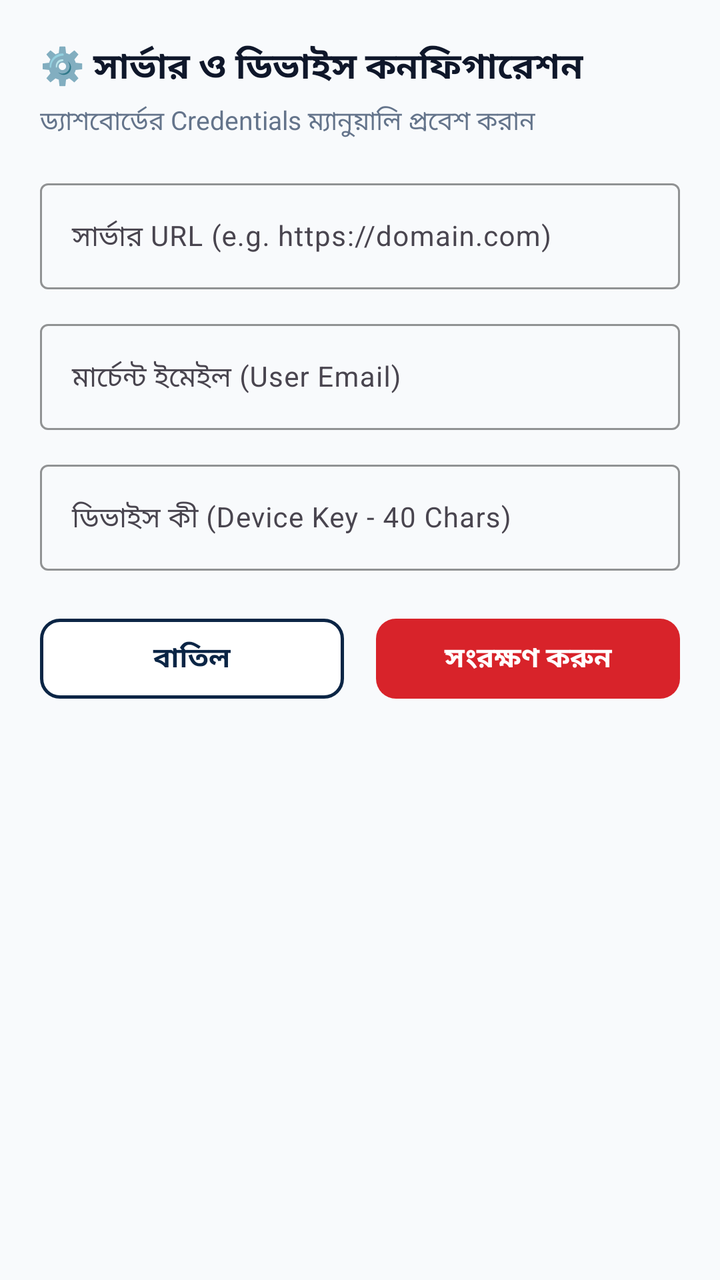
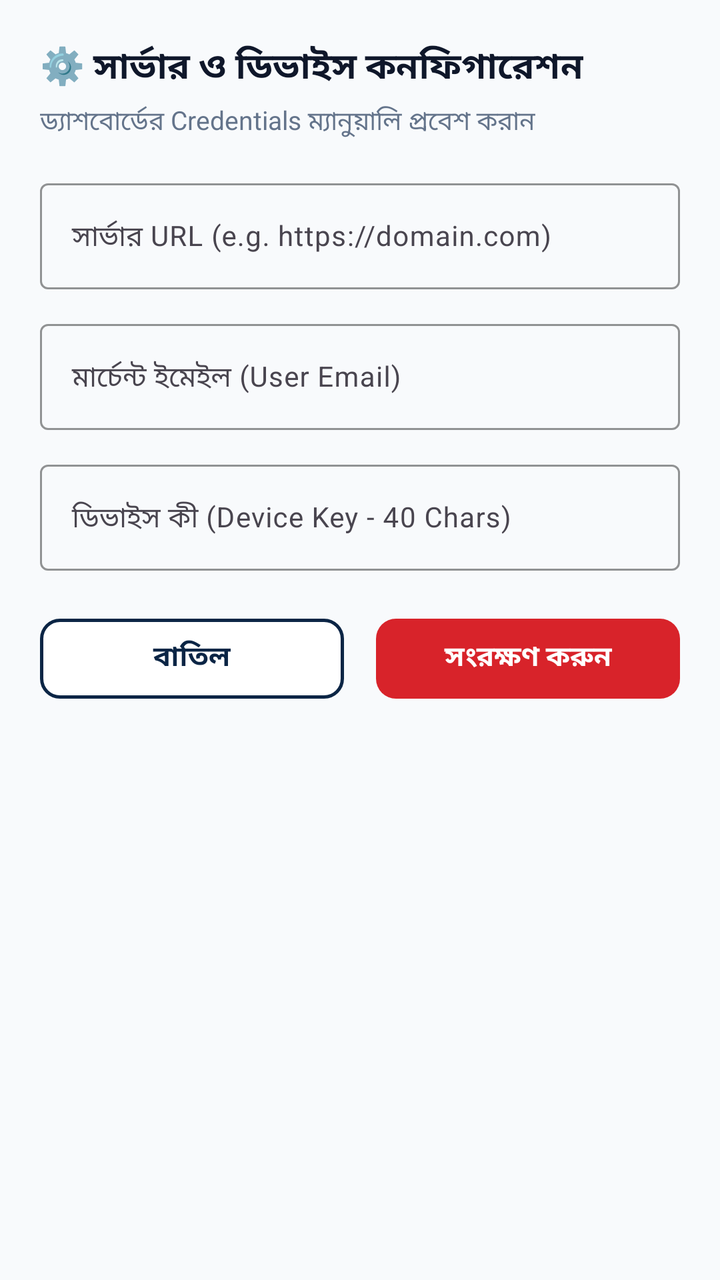

An Android layout rendered at two revisions. The XML below is the earlier revision; the diff shows what the commit changed to produce the second picture.
<!-- AndroidManifest.xml: application theme Theme.SohagOnlinePayment -->
<!-- res/layout/dialog_settings.xml -->
<?xml version="1.0" encoding="utf-8"?>
<LinearLayout xmlns:android="http://schemas.android.com/apk/res/android"
    xmlns:app="http://schemas.android.com/apk/res-auto"
    android:layout_width="match_parent"
    android:layout_height="wrap_content"
    android:orientation="vertical"
    android:padding="20dp">

    <TextView
        android:layout_width="wrap_content"
        android:layout_height="wrap_content"
        android:text="⚙️ সার্ভার ও ডিভাইস কনফিগারেশন"
        android:textColor="@color/text_title"
        android:textSize="18sp"
        android:textStyle="bold" />

    <TextView
        android:layout_width="wrap_content"
        android:layout_height="wrap_content"
        android:layout_marginTop="4dp"
        android:text="ড্যাশবোর্ডের Credentials ম্যানুয়ালি প্রবেশ করান"
        android:textColor="@color/text_muted"
        android:textSize="13sp" />

    
    <com.google.android.material.textfield.TextInputLayout
        android:layout_width="match_parent"
        android:layout_height="wrap_content"
        android:layout_marginTop="16dp"
        android:hint="সার্ভার URL (e.g. https://domain.com)"
        app:boxStrokeColor="@color/primary_navy">

        <com.google.android.material.textfield.TextInputEditText
            android:id="@+id/etServerUrl"
            android:layout_width="match_parent"
            android:layout_height="wrap_content"
            android:inputType="textUri"
            android:textSize="14sp" />
    </com.google.android.material.textfield.TextInputLayout>

    
    <com.google.android.material.textfield.TextInputLayout
        android:layout_width="match_parent"
        android:layout_height="wrap_content"
        android:layout_marginTop="12dp"
        android:hint="মার্চেন্ট ইমেইল (User Email)"
        app:boxStrokeColor="@color/primary_navy">

        <com.google.android.material.textfield.TextInputEditText
            android:id="@+id/etUserEmail"
            android:layout_width="match_parent"
            android:layout_height="wrap_content"
            android:inputType="textEmailAddress"
            android:textSize="14sp" />
    </com.google.android.material.textfield.TextInputLayout>

    
    <com.google.android.material.textfield.TextInputLayout
        android:layout_width="match_parent"
        android:layout_height="wrap_content"
        android:layout_marginTop="12dp"
        android:hint="ডিভাইস কী (Device Key - 40 Chars)"
        app:boxStrokeColor="@color/primary_navy">

        <com.google.android.material.textfield.TextInputEditText
            android:id="@+id/etDeviceKey"
            android:layout_width="match_parent"
            android:layout_height="wrap_content"
            android:inputType="text"
            android:textSize="14sp" />
    </com.google.android.material.textfield.TextInputLayout>

    <LinearLayout
        android:layout_width="match_parent"
        android:layout_height="wrap_content"
        android:layout_marginTop="20dp"
        android:orientation="horizontal">

        <com.google.android.material.button.MaterialButton
            android:id="@+id/btnCancel"
            android:layout_width="0dp"
            android:layout_height="48dp"
            android:layout_marginEnd="8dp"
            android:layout_weight="1"
            android:text="বাতিল"
            android:textColor="@color/primary_navy"
            android:textSize="14sp"
            android:textStyle="bold"
            app:backgroundTint="@color/surface_white"
            app:strokeColor="@color/primary_navy"
            app:strokeWidth="1.5dp"
            app:cornerRadius="10dp" />

        <com.google.android.material.button.MaterialButton
            android:id="@+id/btnSave"
            android:layout_width="0dp"
            android:layout_height="48dp"
            android:layout_marginStart="8dp"
            android:layout_weight="1"
            android:text="সংরক্ষণ করুন"
            android:textColor="@color/text_white"
            android:textSize="14sp"
            android:textStyle="bold"
            app:backgroundTint="@color/accent_red"
            app:cornerRadius="10dp" />
    </LinearLayout>

</LinearLayout>
<!-- resources referenced by this layout -->
<resources>
  <color name="accent_red">#D8232A</color>
  <color name="primary_navy">#0B2545</color>
  <color name="surface_white">#FFFFFF</color>
  <color name="text_muted">#64748B</color>
  <color name="text_title">#0F172A</color>
  <color name="text_white">#FFFFFF</color>
  <style name="Theme.SohagOnlinePayment" parent="Theme.Material3.Light.NoActionBar">
          <item name="colorPrimary">@color/primary_navy</item>
          <item name="colorPrimaryDark">@color/primary_navy_dark</item>
          <item name="colorSecondary">@color/accent_red</item>
          <item name="android:statusBarColor">@color/primary_navy_dark</item>
          <item name="android:windowLightStatusBar">false</item>
          <item name="android:windowBackground">@color/bg_light</item>
      </style>
  <color name="primary_navy_dark">#061528</color>
  <color name="bg_light">#F8FAFC</color>
</resources>

<!-- the commit's change to res/layout/dialog_settings.xml (unified diff, before → after) -->
@@ -79,7 +79,11 @@
         <com.google.android.material.button.MaterialButton
             android:id="@+id/btnCancel"
             android:layout_width="0dp"
-            android:layout_height="48dp"
+            android:layout_height="wrap_content"
+            android:minHeight="48dp"
+            android:paddingTop="10dp"
+            android:paddingBottom="10dp"
+            android:includeFontPadding="false"
             android:layout_marginEnd="8dp"
             android:layout_weight="1"
             android:text="বাতিল"
@@ -94,7 +98,11 @@
         <com.google.android.material.button.MaterialButton
             android:id="@+id/btnSave"
             android:layout_width="0dp"
-            android:layout_height="48dp"
+            android:layout_height="wrap_content"
+            android:minHeight="48dp"
+            android:paddingTop="10dp"
+            android:paddingBottom="10dp"
+            android:includeFontPadding="false"
             android:layout_marginStart="8dp"
             android:layout_weight="1"
             android:text="সংরক্ষণ করুন"
